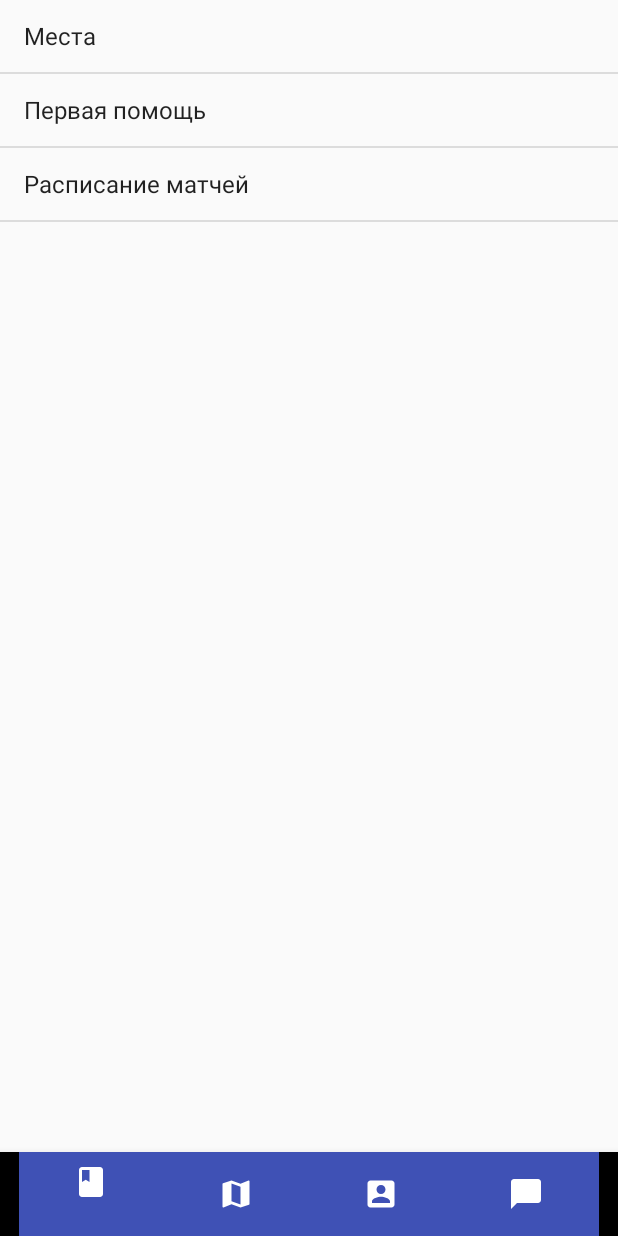
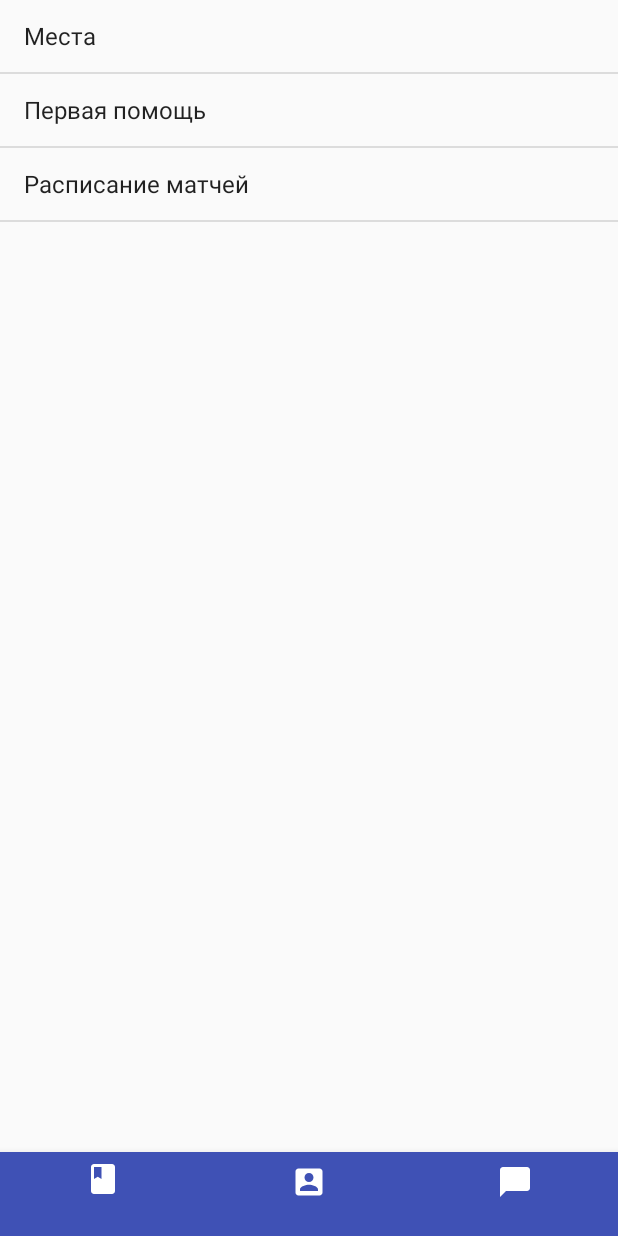
Before and after one commit to Moberd-Dortonkon/Scrolss, an Android app: the screen it shows after launch (MainActivity), on a phone screen of 412 x 824 dp. Run offline under Robolectric (Android 15) with nearby library versions, the light colour scheme and no system bars; libraries missing offline, so code that uses them is left out: com.darwindeveloper.horizontalscrollmenulibrary.

Commit message:
i hope it works dk

```diff
--- a/app/src/main/java/com/example/koolguy/scroll/MainActivity.java
+++ b/app/src/main/java/com/example/koolguy/scroll/MainActivity.java
@@ -153,8 +153,8 @@ public class MainActivity extends AppCompatActivity implements
                    case R.id.book:
                        handBookFragment(); //создать метод который вызывает справочник
                        break;
-                   case R.id.map:
-                       map.makeMap(new ArrayList<LatLng>());break;
+                  // case R.id.map:
+                     //  map.makeMap(new ArrayList<LatLng>());break;
                    case R.id.account:
                        anotherFragment(); // для сервера
                        break;
@@ -221,6 +221,8 @@ public class MainActivity extends AppCompatActivity implements
     @Override
     public void handBookClick(int position) {
         if(position==0){
+            map.makeMap(new ArrayList<LatLng>());
+
 
         }
         if (position==1)
--- a/app/src/main/res/menu/botton_navigation.xml
+++ b/app/src/main/res/menu/botton_navigation.xml
@@ -8,12 +8,6 @@
         android:enabled="true"
         android:icon="@drawable/ic_book_black_24dp"
         app:showAsAction="never" />
-    <item
-        android:id="@+id/map"
-        android:enabled="true"
-        android:title=""
-        android:icon="@drawable/ic_map_black_24dp"
-        app:showAsAction="ifRoom" />
     <item
         android:id="@+id/account"
         android:enabled="true"
--- a/app/src/main/res/values/HandBook.xml
+++ b/app/src/main/res/values/HandBook.xml
@@ -23,7 +23,13 @@
         <item>010 Пожарные</item>
         <item>020 Скорая помощ</item>
         <item>030 Полиция</item>
-
+    </string-array>
+    <string-array name="Places">
+        <item>Кафе</item>
+        <item>Памятники</item>
+        <item>Больницы</item>
+        <item>Аэропорт</item>
+        <item>Вокзал</item>
     </string-array>
 
 
```
Also changed, not shown: app/src/main/java/com/example/koolguy/scroll/MyMap.java (+56 -1 lines), app/src/main/res/layout/gmap_diaolg_icon.xml (added, +25 -0 lines).
